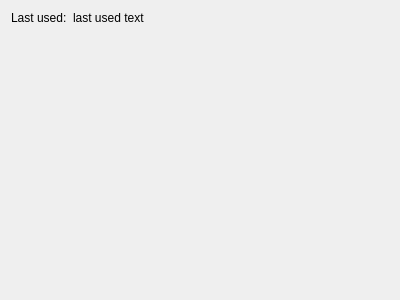
KDE/plasma-nm, file kcm/TabConnectionInfo.ui: the form before one commit.
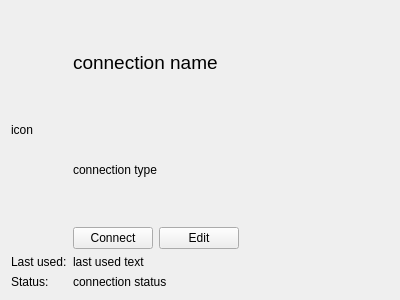
The form after the commit.

Commit message: KCM: improve connections tab

```diff
--- a/kcm/TabConnectionInfo.ui
+++ b/kcm/TabConnectionInfo.ui
@@ -15,19 +15,100 @@
     <enum>QFormLayout::AllNonFixedFieldsGrow</enum>
    </property>
    <item row="0" column="0">
+    <widget class="QLabel" name="iconL">
+     <property name="sizePolicy">
+      <sizepolicy hsizetype="Preferred" vsizetype="Expanding">
+       <horstretch>0</horstretch>
+       <verstretch>0</verstretch>
+      </sizepolicy>
+     </property>
+     <property name="text">
+      <string notr="true">icon</string>
+     </property>
+    </widget>
+   </item>
+   <item row="0" column="1">
+    <layout class="QVBoxLayout" name="verticalLayout">
+     <item>
+      <widget class="QLabel" name="nameL">
+       <property name="font">
+        <font>
+         <pointsize>14</pointsize>
+        </font>
+       </property>
+       <property name="text">
+        <string notr="true">connection name</string>
+       </property>
+      </widget>
+     </item>
+     <item>
+      <widget class="QLabel" name="typeL">
+       <property name="text">
+        <string>connection type</string>
+       </property>
+      </widget>
+     </item>
+     <item>
+      <layout class="QHBoxLayout" name="horizontalLayout">
+       <item>
+        <widget class="QPushButton" name="connectDisconnectPB">
+         <property name="text">
+          <string notr="true">Connect</string>
+         </property>
+        </widget>
+       </item>
+       <item>
+        <widget class="QPushButton" name="editPB">
+         <property name="text">
+          <string>Edit</string>
+         </property>
+        </widget>
+       </item>
+       <item>
+        <spacer name="horizontalSpacer">
+         <property name="orientation">
+          <enum>Qt::Horizontal</enum>
+         </property>
+         <property name="sizeHint" stdset="0">
+          <size>
+           <width>40</width>
+           <height>20</height>
+          </size>
+         </property>
+        </spacer>
+       </item>
+      </layout>
+     </item>
+    </layout>
+   </item>
+   <item row="1" column="0">
     <widget class="QLabel" name="label">
      <property name="text">
       <string>Last used:</string>
      </property>
     </widget>
    </item>
-   <item row="0" column="1">
+   <item row="1" column="1">
     <widget class="QLabel" name="lastUsedL">
      <property name="text">
       <string notr="true">last used text</string>
      </property>
     </widget>
    </item>
+   <item row="2" column="1">
+    <widget class="QLabel" name="statusL">
+     <property name="text">
+      <string notr="true">connection status</string>
+     </property>
+    </widget>
+   </item>
+   <item row="2" column="0">
+    <widget class="QLabel" name="label_3">
+     <property name="text">
+      <string>Status:</string>
+     </property>
+    </widget>
+   </item>
   </layout>
  </widget>
  <resources/>
```
The commit also changes 6 other files.
